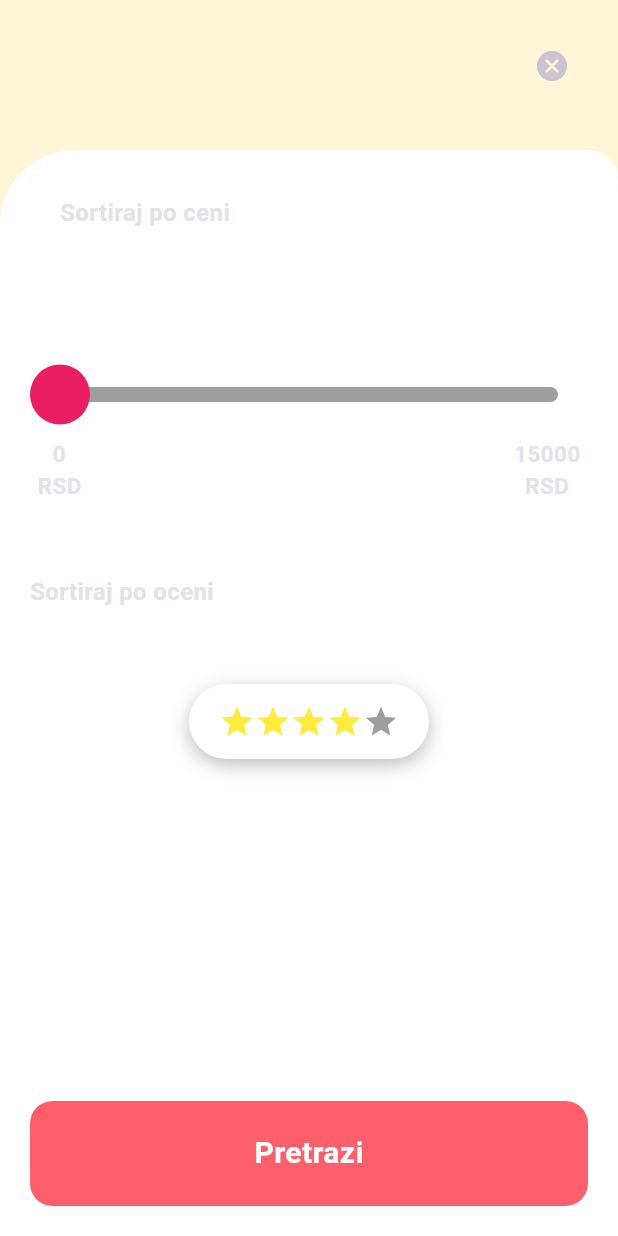
After one commit to UrosSysPro/Saloni-Front, a Flutter app: the SortingParameterPage screen opened directly, on a phone screen of 412 x 824 dp. The commit adds this screen. Run offline on Flutter 3.47's test engine with Material 3 defaults, Android fonts, the phone set to English and light mode, and no system bars; our stand-ins replace flutter_map, flutter_secure_storage, jwt_decoder, latlong2; missing offline and left inert: flutter_map_location_marker; accounts and stored records are empty.

Commit message:
ui fixes

```diff
--- /dev/null
+++ b/lib/pages/sorting_parameters_page.dart
@@ -0,0 +1,184 @@
+import 'package:flutter/material.dart';
+import 'package:salon/widgets/filled_button.dart' as Salon;
+
+class SortingParameterPage extends StatefulWidget {
+  const SortingParameterPage({super.key});
+
+  @override
+  State<SortingParameterPage> createState() => _SortingParameterPageState();
+}
+
+class _SortingParameterPageState extends State<SortingParameterPage> {
+  @override
+  Widget build(BuildContext context) {
+    return Scaffold(
+      backgroundColor: Color.fromARGB(255, 255, 245, 215),
+      body: Column(
+        children: [
+          Container(
+            height: 100,
+            padding: EdgeInsets.all(20),
+            child: Align(
+              alignment: Alignment.topRight,
+              child: IconButton(
+                splashRadius: 15,
+                icon: Icon(Icons.cancel_rounded),
+                onPressed: () {
+                  Navigator.pop(context);
+                },
+              ),
+            ),
+          ),
+          Expanded(
+            child: Container(
+              clipBehavior: Clip.antiAlias,
+              decoration: BoxDecoration(
+                color: Colors.white,
+                borderRadius: BorderRadius.only(
+                    topLeft: Radius.circular(50),
+                    topRight: Radius.circular(20)),
+              ),
+              child: Material(
+                color: Colors.transparent,
+                child: Container(
+                  padding: EdgeInsets.only(top: 20),
+                  child: Column(
+                    mainAxisSize: MainAxisSize.max,
+                    children: [
+                      Align(
+                        alignment: Alignment.centerLeft,
+                        child: Padding(
+                          padding: const EdgeInsets.only(left: 40, top: 10),
+                          child: Text(
+                            "Sortiraj po ceni",
+                            style: TextStyle(
+                              fontWeight: FontWeight.bold,
+                              fontSize: 16,
+                            ),
+                          ),
+                        ),
+                      ),
+                      SizedBox(
+                        height: 90,
+                      ),
+                      Padding(
+                        padding: const EdgeInsets.symmetric(
+                          horizontal: 20,
+                        ),
+                        child: SizedBox(
+                          height: 40,
+                          child: Stack(
+                            children: [
+                              Positioned(
+                                top: 15,
+                                left: 20,
+                                right: 20,
+                                bottom: 15,
+                                child: Container(
+                                  decoration: BoxDecoration(
+                                    color: Colors.grey,
+                                    borderRadius: BorderRadius.circular(100),
+                                  ),
+                                ),
+                              ),
+                              Positioned(
+                                top: 0,
+                                left: 0,
+                                bottom: 0,
+                                child: Container(
+                                  width: 40,
+                                  height: 40,
+                                  decoration: BoxDecoration(
+                                    borderRadius: BorderRadius.circular(100),
+                                    color: Colors.pink,
+                                  ),
+                                ),
+                              ),
+                            ],
+                          ),
+                        ),
+                      ),
+                      Container(
+                        padding: EdgeInsets.symmetric(horizontal: 25),
+                        height: 60,
+                        child: Row(
+                          mainAxisAlignment: MainAxisAlignment.spaceBetween,
+                          children: [
+                            Text(
+                              "0\nRSD",
+                              textAlign: TextAlign.center,
+                              style: TextStyle(
+                                fontSize: 15,
+                                fontWeight: FontWeight.bold,
+                              ),
+                            ),
+                            Text(
+                              "15000\nRSD",
+                              textAlign: TextAlign.center,
+                              style: TextStyle(
+                                fontSize: 15,
+                                fontWeight: FontWeight.bold,
+                              ),
+                            ),
+                          ],
+                        ),
+                      ),
+                      Padding(
+                        padding: const EdgeInsets.only(left: 20,top: 40,bottom: 50),
+                        child: Align(
+                          alignment: Alignment.centerLeft,
+                          child: Text("Sortiraj po oceni",style: TextStyle(
+                            fontWeight: FontWeight.bold,
+                            fontSize: 16,
+                          ),)),
+                      ),
+                      Center(
+                        child: Container(
+                          // width: 70,
+                          height: 50,
+                          padding: EdgeInsets.symmetric(horizontal: 20),
+                          decoration: BoxDecoration(
+                            color: Colors.white,
+                            borderRadius: BorderRadius.circular(100),
+                            boxShadow: [BoxShadow(
+                              blurRadius: 10,
+                              offset: Offset(0,4),
+                              color: Colors.black26,
+                            )]
+                          ),
+                          child: Row(
+                            mainAxisSize: MainAxisSize.min,
+                            children: [
+                              Icon(Icons.star,color: Colors.yellow,),
+                              Icon(Icons.star,color: Colors.yellow,),
+                              Icon(Icons.star,color: Colors.yellow,),
+                              Icon(Icons.star,color: Colors.yellow,),
+                              Icon(Icons.star,color: Colors.grey,),
+                            ],
+                          ),
+                        ),
+                      ),
+                      Expanded(child: Align(
+                        alignment: Alignment.bottomCenter,
+                        child: Container(
+                          height: 110,
+                          padding: EdgeInsets.all(20),
+                          child: Salon.FilledButton(
+                            text: "Pretrazi",
+                            onTap: (){
+                              Navigator.pop(context);
+                            },
+                          ),
+                        ),
+                      ))
+                    ],
+                  ),
+                ),
+              ),
+            ),
+          )
+        ],
+      ),
+    );
+  }
+}
--- a/lib/widgets/account_view.dart
+++ b/lib/widgets/account_view.dart
@@ -48,7 +48,7 @@ class AccountView extends StatelessWidget {
                 color: Colors.transparent,
                 child: Padding(
                   padding:
-                      const EdgeInsets.symmetric(horizontal: 20, vertical: 20),
+                      const EdgeInsets.symmetric(vertical: 20),
                   child: Column(
                     children: [
                       listItem("Izaberite karticu", () {
@@ -147,6 +147,8 @@ class AccountView extends StatelessWidget {
   Widget listItem(String text, void Function() onTap) {
     return InkWell(
       onTap: onTap,
+      child: Padding(
+        padding: const EdgeInsets.symmetric(horizontal: 20),
         child: Container(
           padding: EdgeInsets.symmetric(horizontal: 0, vertical: 10),
           height: 50,
@@ -164,6 +166,7 @@ class AccountView extends StatelessWidget {
             ],
           ),
         ),
+      ),
     );
   }
 }
--- a/lib/widgets/filled_button.dart
+++ b/lib/widgets/filled_button.dart
@@ -18,14 +18,17 @@ class FilledButton extends StatelessWidget {
 
   @override
   Widget build(BuildContext context) {
-    return GestureDetector(
-      onTap: onTap,
-      child: Container(
-        padding: padding,
+    return Container(
+
       decoration: BoxDecoration(
         color:enabled?Color.fromARGB(255, 253, 94, 108):Colors.grey,
         borderRadius: BorderRadius.circular(radius)
       ),
+      child: Material(
+        color: Colors.transparent,
+        child: InkWell(
+          onTap: onTap,
+          child: Padding(padding: padding,
             child: Center(
               child: Text(
                 text,
@@ -37,6 +40,8 @@ class FilledButton extends StatelessWidget {
               ),
             ),
           ),
+        ),
+      ),
     );
   }
 }
```
Also changed, not shown: lib/pages/choose_category_page.dart (added, +85 -0 lines), lib/pages/welcome_page.dart (+51 -36 lines), lib/widgets/home_view.dart (+12 -3 lines). Lines whose indentation alone changed are shown as unchanged.
